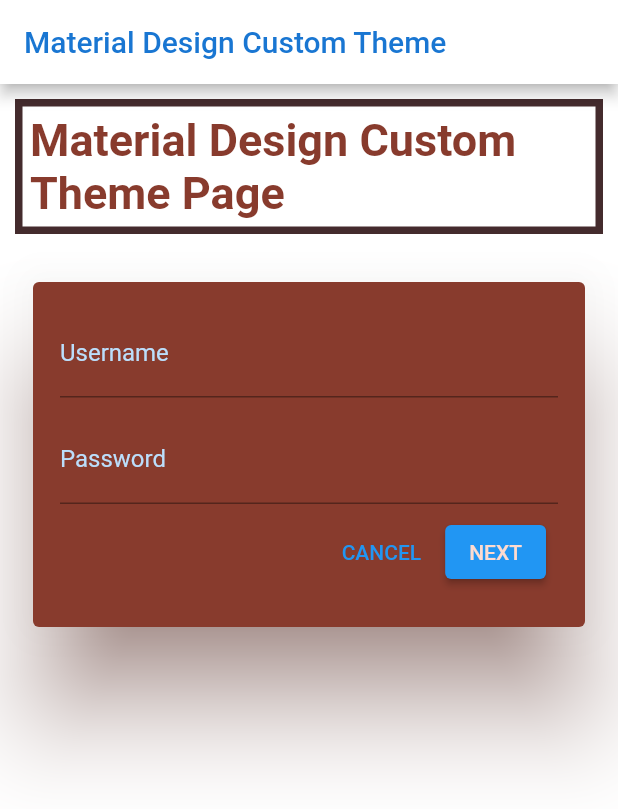
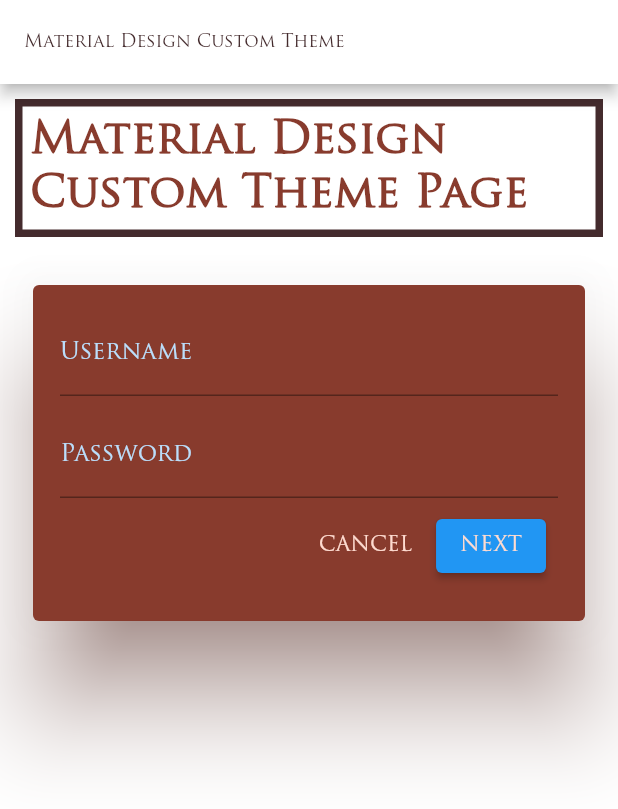
Before and after one commit to sanjibsinha/better_flutter_chapter_two, a Flutter app: the screen it shows after launch, on a phone screen of 412 x 824 dp. Shown: the top 809 px of the screen. Run offline on Flutter 3.47's test engine with Material 2 defaults, Android fonts, the phone set to English and light mode, and no system bars.

Commit message:
modifying custom text theme

```diff
--- a/lib/views/material_design_theme_control.dart
+++ b/lib/views/material_design_theme_control.dart
@@ -12,10 +12,12 @@ class MaterialDesignThemeControl extends StatelessWidget {
       title: 'Material Design Theme Control',
       home: MaterialDesignCustomTheme(),
       theme: _customTheme(),
+      debugShowCheckedModeBanner: false,
     );
   }
 
   ThemeData _customTheme() {
+    final ThemeData base = ThemeData.light();
     return ThemeData(
       accentColor: Color(0xFF442B2D),
       primaryColor: Color(0xFFFEDBD0),
@@ -38,7 +40,34 @@ class MaterialDesignThemeControl extends StatelessWidget {
       primaryIconTheme: ThemeData.light().primaryIconTheme.copyWith(
             color: Color(0xFF442B2D),
           ),
+      textTheme: _customTextTheme(base.textTheme),
+      primaryTextTheme: _customTextTheme(base.primaryTextTheme),
+      accentTextTheme: _customTextTheme(base.accentTextTheme),
     );
+  }
+
+  TextTheme _customTextTheme(TextTheme base) {
+    return base
+        .copyWith(
+          headline5: base.headline5!.copyWith(
+            fontWeight: FontWeight.w500,
+            fontSize: 26.0,
+          ),
+          headline6: base.headline6!.copyWith(fontSize: 22.0),
+          caption: base.caption!.copyWith(
+            fontWeight: FontWeight.w400,
+            fontSize: 18.0,
+          ),
+          bodyText1: base.bodyText1!.copyWith(
+            fontWeight: FontWeight.w500,
+            fontSize: 16.0,
+          ),
+        )
+        .apply(
+          fontFamily: 'Trajan Pro',
+          displayColor: Color(0xFF442B2D),
+          bodyColor: Color(0xFF883B2D),
+        );
   }
 }
 
@@ -51,10 +80,7 @@ class MaterialDesignCustomTheme extends StatelessWidget {
       appBar: AppBar(
         title: Text(
           'Material Design Custom Theme',
-          style: TextStyle(
-            fontSize: 20,
-            color: Theme.of(context).primaryColorDark,
-          ),
+          style: Theme.of(context).textTheme.caption,
         ),
         backgroundColor: Theme.of(context).scaffoldBackgroundColor,
       ),
@@ -122,6 +148,9 @@ class CustomPage extends StatelessWidget {
                       TextButton(
                         child: Text(
                           'CANCEL',
+                          style: TextStyle(
+                            color: Theme.of(context).buttonColor,
+                          ),
                         ),
                         onPressed: () {},
                       ),
```
Also changed, not shown: pubspec.yaml (+7 -7 lines), fonts/Schuyler.ttf (added), fonts/Trajan Pro Regular.ttf (added).
